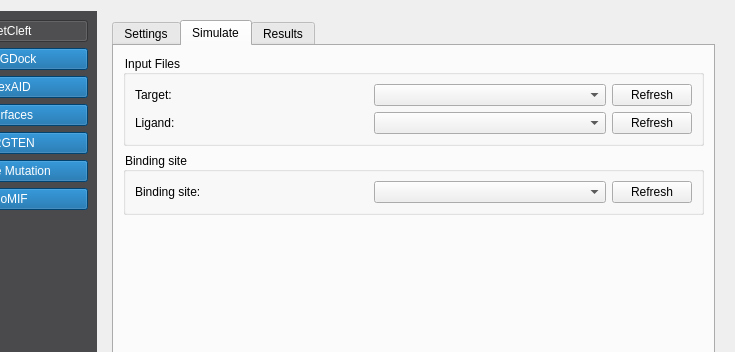
Above: nrgdock_widget.ui from ThomasDesc/NRG_plugin before the change; both pictures show x 89 to 824 and y 0 to 352 of the 824 by 705 pixel window. Below: the same form after it.
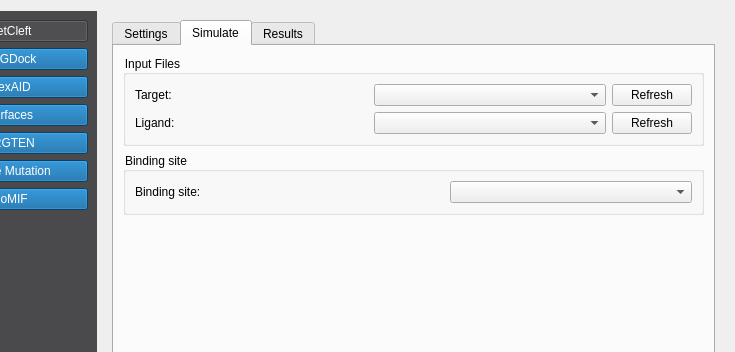
That is the form after the change. The open tabs and pages were chosen to show the change.

Commit message: integrate nrgdock number of rotations

```diff
--- a/nrgdock_widget.ui
+++ b/nrgdock_widget.ui
@@ -1493,26 +1493,32 @@
                    </property>
                   </widget>
                  </item>
+                 <item>
+                  <spacer name="horizontalSpacer_4">
+                   <property name="orientation">
+                    <enum>Qt::Horizontal</enum>
+                   </property>
+                   <property name="sizeHint" stdset="0">
+                    <size>
+                     <width>40</width>
+                     <height>20</height>
+                    </size>
+                   </property>
+                  </spacer>
+                 </item>
                  <item>
                   <widget class="QComboBox" name="flexaid_select_binding_site">
                    <property name="sizePolicy">
-                    <sizepolicy hsizetype="Minimum" vsizetype="Fixed">
+                    <sizepolicy hsizetype="Expanding" vsizetype="Fixed">
                      <horstretch>0</horstretch>
                      <verstretch>0</verstretch>
                     </sizepolicy>
                    </property>
-                  </widget>
-                 </item>
-                 <item>
-                  <widget class="QPushButton" name="flexaid_binding_site_refresh">
-                   <property name="sizePolicy">
-                    <sizepolicy hsizetype="Maximum" vsizetype="Fixed">
-                     <horstretch>0</horstretch>
-                     <verstretch>0</verstretch>
-                    </sizepolicy>
-                   </property>
-                   <property name="text">
-                    <string>Refresh</string>
+                   <property name="minimumSize">
+                    <size>
+                     <width>213</width>
+                     <height>0</height>
+                    </size>
                    </property>
                   </widget>
                  </item>
```
Left out of the diff: 17 changed lines with no effect on the pictures. The commit also changes 4 other files.
